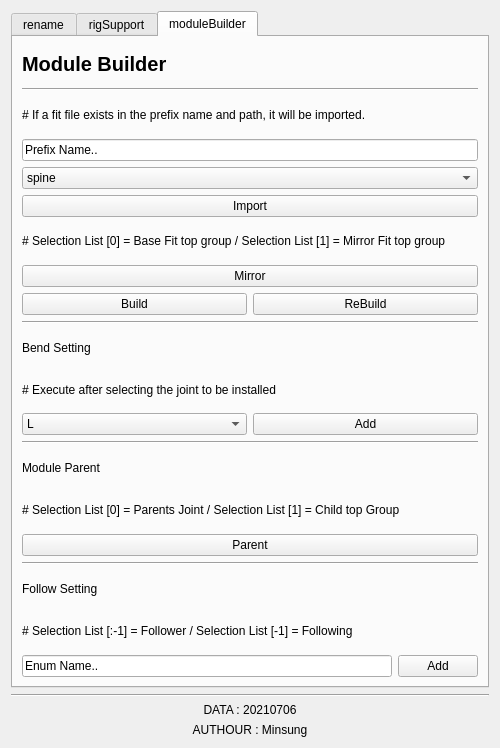
The window that main/mApplication/ms_module/rigSupport/ui/mRigTool.ui (smsyes/pythonWorkSpace) describes before a commit, drawn with Qt 5.
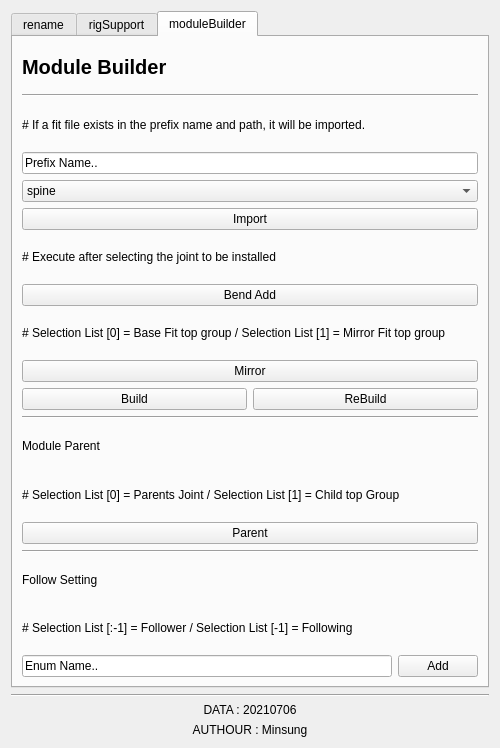
The same window after the commit. The open tabs and pages were chosen to show the change.

The edit to the form file:
```diff
--- a/main/mApplication/ms_module/rigSupport/ui/mRigTool.ui
+++ b/main/mApplication/ms_module/rigSupport/ui/mRigTool.ui
@@ -712,6 +712,20 @@
          </property>
         </widget>
        </item>
+       <item>
+        <widget class="QLabel" name="label_29">
+         <property name="text">
+          <string># Execute after selecting the joint to be installed</string>
+         </property>
+        </widget>
+       </item>
+       <item>
+        <widget class="QPushButton" name="bendAdd_pushButton">
+         <property name="text">
+          <string>Bend Add</string>
+         </property>
+        </widget>
+       </item>
        <item>
         <widget class="QLabel" name="label_25">
          <property name="text">
@@ -751,52 +765,6 @@
          </property>
         </widget>
        </item>
-       <item>
-        <widget class="QLabel" name="label_26">
-         <property name="text">
-          <string>Bend Setting</string>
-         </property>
-        </widget>
-       </item>
-       <item>
-        <widget class="QLabel" name="label_29">
-         <property name="text">
-          <string># Execute after selecting the joint to be installed</string>
-         </property>
-        </widget>
-       </item>
-       <item>
-        <layout class="QHBoxLayout" name="horizontalLayout_6">
-         <item>
-          <widget class="QComboBox" name="bendType_comboBox">
-           <item>
-            <property name="text">
-             <string>L</string>
-            </property>
-           </item>
-           <item>
-            <property name="text">
-             <string>R</string>
-            </property>
-           </item>
-          </widget>
-         </item>
-         <item>
-          <widget class="QPushButton" name="bendAdd_pushButton">
-           <property name="text">
-            <string>Add</string>
-           </property>
-          </widget>
-         </item>
-        </layout>
-       </item>
-       <item>
-        <widget class="Line" name="line_12">
-         <property name="orientation">
-          <enum>Qt::Horizontal</enum>
-         </property>
-        </widget>
-       </item>
        <item>
         <widget class="QLabel" name="label_27">
          <property name="text">
```
Left out of the diff: 14 changed lines with no effect on the pictures.
